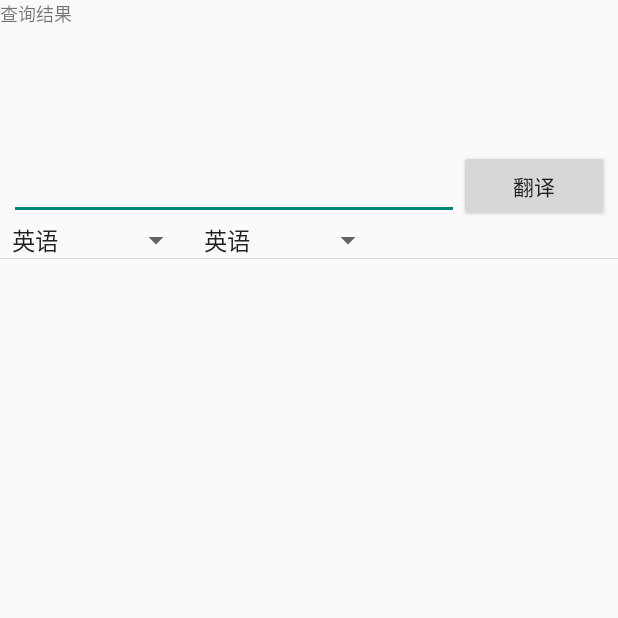
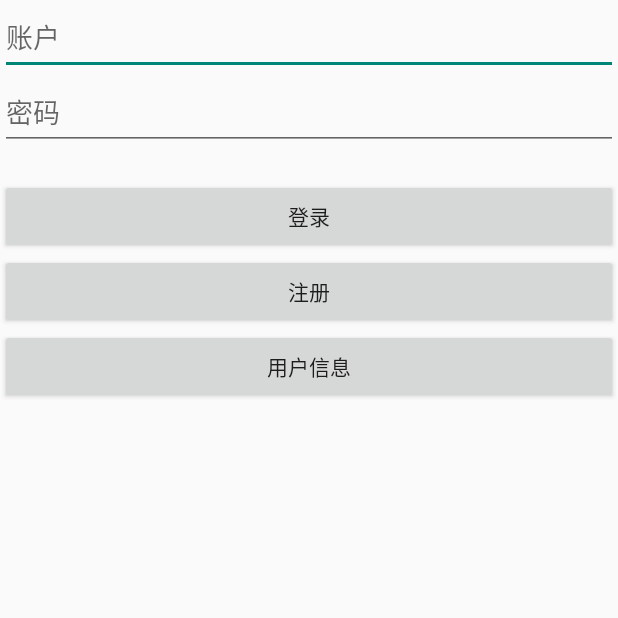
Before and after one commit to Sophomore-Android-Work/Translate, an Android app: the screen it shows after launch (MainActivity before the commit, LoginActivity after it), on a phone screen of 412 x 824 dp, the top half of it. Run offline under Robolectric (Android 15) with nearby library versions, the phone set to English and light mode, and no system bars; libraries missing offline, so code that uses them is left out: com.alibaba.fastjson.

Commit message:
1
增加功能

```diff
--- a/app/build.gradle
+++ b/app/build.gradle
@@ -36,4 +36,8 @@ dependencies {
     testImplementation 'junit:junit:4.13.2'
     androidTestImplementation 'androidx.test.ext:junit:1.1.3'
     androidTestImplementation 'androidx.test.espresso:espresso-core:3.4.0'
+
+    implementation group: 'com.alibaba', name: 'fastjson', version: '1.2.76'
+    // https://mvnrepository.com/artifact/org.projectlombok/lombok
+    compileOnly group: 'org.projectlombok', name: 'lombok', version: '1.18.24'
 }
--- /dev/null
+++ b/app/src/main/res/layout/activity_login.xml
@@ -0,0 +1,44 @@
+<?xml version="1.0" encoding="utf-8"?>
+<LinearLayout xmlns:android="http://schemas.android.com/apk/res/android"
+    xmlns:tools="http://schemas.android.com/tools"
+    android:layout_width="match_parent"
+    android:layout_height="match_parent"
+    android:orientation="vertical"
+    tools:context=".LoginActivity">
+
+    <EditText
+        android:id="@+id/account"
+        android:layout_width="match_parent"
+        android:layout_height="50dp"
+        android:hint="账户" />
+
+    <EditText
+        android:id="@+id/password"
+        android:layout_width="match_parent"
+        android:layout_height="50dp"
+        android:hint="密码" />
+
+    <TextView
+        android:id="@+id/text"
+        android:layout_width="match_parent"
+        android:layout_height="wrap_content"
+        android:baselineAligned="false" />
+
+    <Button
+        android:id="@+id/login"
+        android:layout_width="match_parent"
+        android:layout_height="50dp"
+        android:text="登录" />
+
+    <Button
+        android:id="@+id/register"
+        android:layout_width="match_parent"
+        android:layout_height="50dp"
+        android:text="注册" />
+
+    <Button
+        android:id="@+id/user_list"
+        android:text="用户信息"
+        android:layout_width="match_parent"
+        android:layout_height="50dp" />
+</LinearLayout>
--- /dev/null
+++ b/app/src/main/res/xml/network_security_config.xml
@@ -0,0 +1,4 @@
+<?xml version="1.0" encoding="utf-8"?>
+<network-security-config>
+    <base-config cleartextTrafficPermitted="true" />
+</network-security-config>
```
Also changed, not shown: app/src/main/AndroidManifest.xml (+14 -1 lines), app/src/main/java/com/example/tra/Constant.java (added, +14 -0 lines), app/src/main/java/com/example/tra/LoginActivity.java (added, +228 -0 lines), app/src/main/java/com/example/tra/MainActivity.java (+12 -0 lines), app/src/main/java/com/example/tra/pojo/Mydict.java (added, +16 -0 lines), app/src/main/java/com/example/tra/pojo/User.java (added, +79 -0 lines), app/src/main/res/layout/activity_main.xml (+10 -0 lines).
